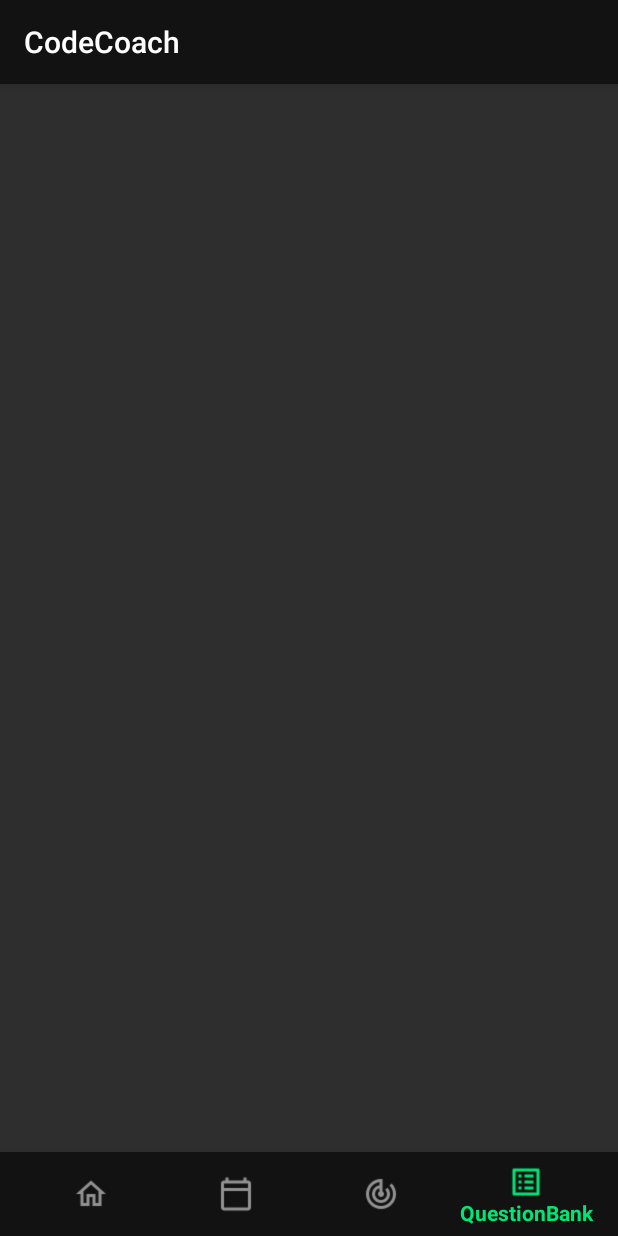
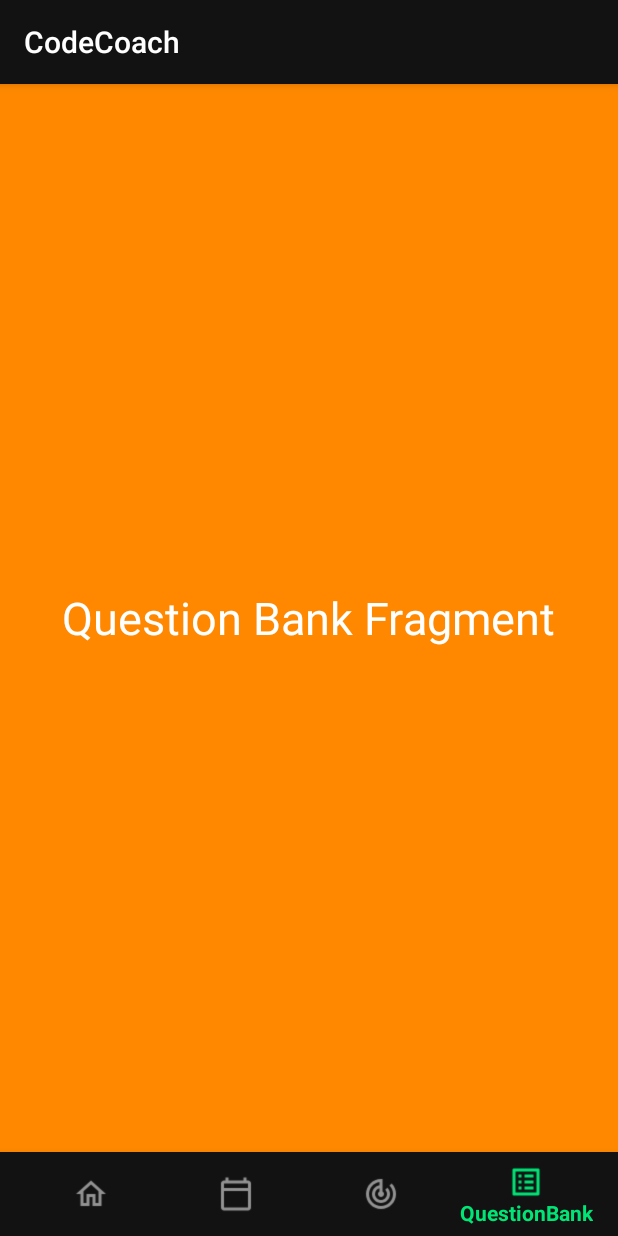
Before and after one commit to jayathu/CodeCoach, an Android app: the screen it shows after launch (MainActivity), item 4 of the bottom bar chosen, on a phone screen of 412 x 824 dp. Run offline under Robolectric (Android 15) with nearby library versions, the phone set to English and light mode, and no system bars.

Commit message:
added fragments

```diff
--- a/app/build.gradle
+++ b/app/build.gradle
@@ -24,12 +24,13 @@ android {
 
 dependencies {
     implementation fileTree(dir: 'libs', include: ['*.jar'])
-    implementation"org.jetbrains.kotlin:kotlin-stdlib-jdk7:$kotlin_version"
+    implementation "org.jetbrains.kotlin:kotlin-stdlib-jdk7:$kotlin_version"
     implementation 'androidx.appcompat:appcompat:1.0.2'
     implementation 'androidx.core:core-ktx:1.0.2'
     implementation 'com.google.android.material:material:1.0.0'
     implementation 'androidx.constraintlayout:constraintlayout:1.1.3'
     implementation 'androidx.vectordrawable:vectordrawable:1.0.1'
+    implementation 'androidx.legacy:legacy-support-v4:1.0.0'
     testImplementation 'junit:junit:4.12'
     androidTestImplementation 'androidx.test:runner:1.2.0'
     androidTestImplementation 'androidx.test.espresso:espresso-core:3.2.0'
--- a/app/src/main/java/com/laddukutti/codecoach/MainActivity.kt
+++ b/app/src/main/java/com/laddukutti/codecoach/MainActivity.kt
@@ -1,32 +1,50 @@
 package com.laddukutti.codecoach
 
 import android.os.Bundle
+import android.util.Log
 import com.google.android.material.bottomnavigation.BottomNavigationView
 import androidx.appcompat.app.AppCompatActivity
 import android.widget.TextView
+import androidx.fragment.app.Fragment
 
 class MainActivity : AppCompatActivity() {
 
-    //private lateinit var textMessage: TextView
+    private lateinit var selectedFragment: Fragment
+
     private val onNavigationItemSelectedListener = BottomNavigationView.OnNavigationItemSelectedListener { item ->
         when (item.itemId) {
+
             R.id.navigation_home -> {
-                //textMessage.setText(R.string.title_home)
+
+                Log.d("DEBUG-TEST", "Home Fragment")
+                selectedFragment = HomeFragment()
+                supportFragmentManager.beginTransaction().replace(R.id.frame_container, selectedFragment).commit()
                 return@OnNavigationItemSelectedListener true
             }
             R.id.navigation_calendar -> {
-                //textMessage.setText(R.string.title_dashboard)
+
+                Log.d("DEBUG-TEST", "Calendar Fragment")
+                selectedFragment = CalendarFragment()
+                supportFragmentManager.beginTransaction().replace(R.id.frame_container, selectedFragment).commit()
                 return@OnNavigationItemSelectedListener true
             }
             R.id.navigation_tracker -> {
-                //textMessage.setText(R.string.title_notifications)
+
+                Log.d("DEBUG-TEST", "Tracker Fragment")
+                selectedFragment = TrackerFragment()
+                supportFragmentManager.beginTransaction().replace(R.id.frame_container, selectedFragment).commit()
                 return@OnNavigationItemSelectedListener true
             }
             R.id.navigation_questionbank -> {
-                //textMessage.setText(R.string.title_notifications)
+
+                Log.d("DEBUG-TEST", "Question Bank Fragment")
+                selectedFragment = QuestionBankFragment()
+                supportFragmentManager.beginTransaction().replace(R.id.frame_container, selectedFragment).commit()
                 return@OnNavigationItemSelectedListener true
             }
         }
+
+
         false
     }
 
--- /dev/null
+++ b/app/src/main/java/com/laddukutti/codecoach/QuestionBankFragment.kt
@@ -0,0 +1,21 @@
+package com.laddukutti.codecoach
+
+
+import android.os.Bundle
+import androidx.fragment.app.Fragment
+import android.view.LayoutInflater
+import android.view.View
+import android.view.ViewGroup
+
+class QuestionBankFragment : Fragment() {
+
+    override fun onCreateView(
+        inflater: LayoutInflater, container: ViewGroup?,
+        savedInstanceState: Bundle?
+    ): View? {
+        // Inflate the layout for this fragment
+        return inflater.inflate(R.layout.fragment_question_bank, container, false)
+    }
+
+
+}
--- /dev/null
+++ b/app/src/main/res/layout/fragment_question_bank.xml
@@ -0,0 +1,18 @@
+<?xml version="1.0" encoding="utf-8"?>
+<RelativeLayout
+        xmlns:android="http://schemas.android.com/apk/res/android"
+        xmlns:tools="http://schemas.android.com/tools"
+        android:layout_width="match_parent"
+        android:layout_height="match_parent"
+        android:background="@android:color/holo_orange_dark"
+        tools:context=".HomeFragment">
+
+    <TextView
+            android:layout_width="wrap_content"
+            android:layout_height="wrap_content"
+            android:textSize="30sp"
+            android:textColor="@android:color/white"
+            android:layout_centerInParent="true"
+            android:text="Question Bank Fragment"/>
+
+</RelativeLayout>
--- a/app/src/main/res/values/strings.xml
+++ b/app/src/main/res/values/strings.xml
@@ -4,4 +4,7 @@
     <string name="title_calendar">Calendar</string>
     <string name="title_tracker">Tracker</string>
     <string name="title_questionbank">QuestionBank</string>
+
+    <!-- TODO: Remove or change this placeholder text -->
+    <string name="hello_blank_fragment">Hello blank fragment</string>
 </resources>
```
Also changed, not shown: app/src/main/java/com/laddukutti/codecoach/CalendarFragment.kt (added, +20 -0 lines), app/src/main/java/com/laddukutti/codecoach/HomeFragment.kt (added, +21 -0 lines), app/src/main/java/com/laddukutti/codecoach/TrackerFragment.kt (added, +19 -0 lines), app/src/main/res/layout/fragment_calendar.xml (added, +18 -0 lines), app/src/main/res/layout/fragment_home.xml (added, +18 -0 lines), app/src/main/res/layout/fragment_tracker.xml (added, +18 -0 lines).
